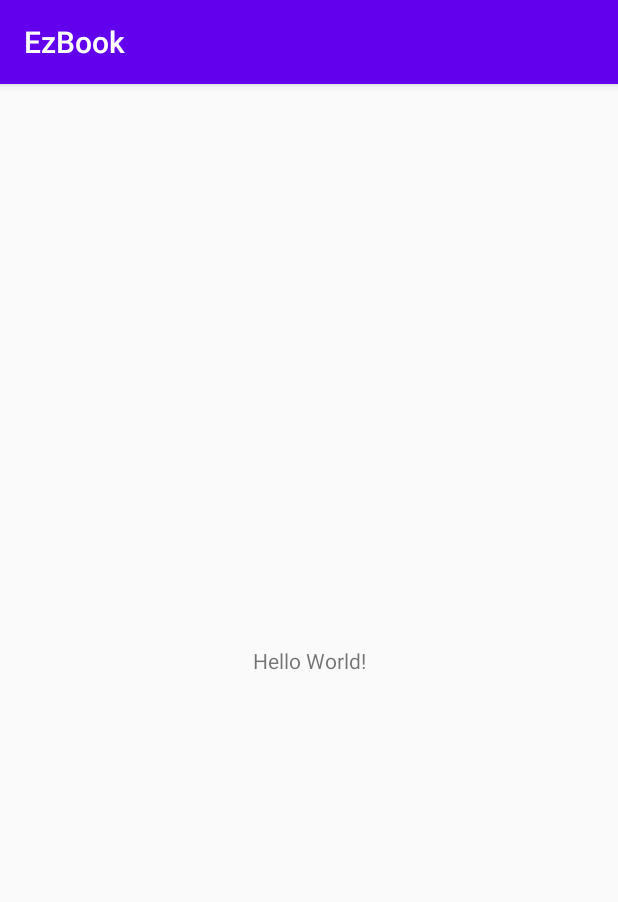
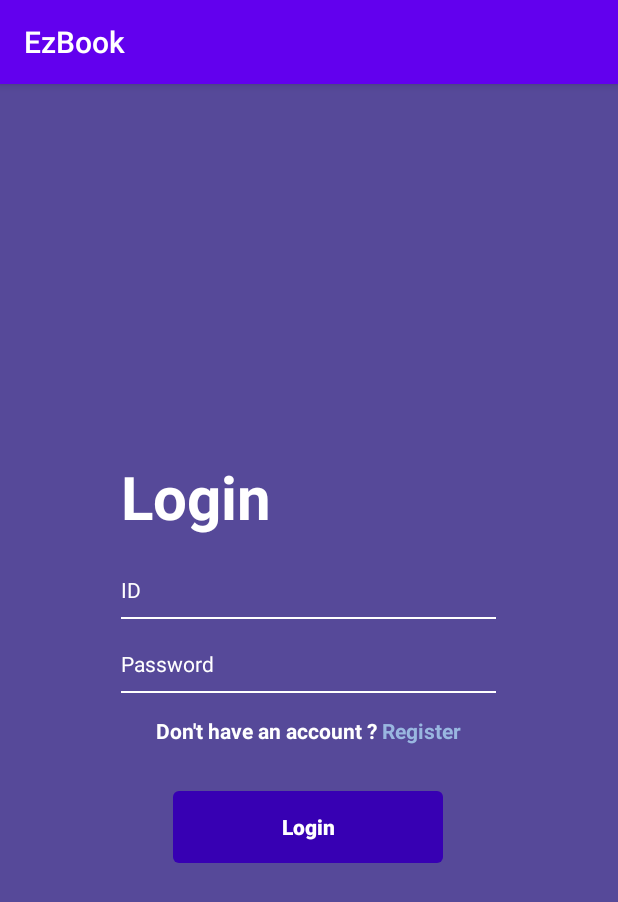
Before and after one commit to sonseungbeom0530/EzBook, an Android app: the screen it shows after launch (MainActivity before the commit, LoginActivity after it), on a phone screen of 412 x 824 dp. Shown: the top 902 px of the screen. Run offline under Robolectric (Android 15) with nearby library versions, the phone set to English and light mode, and no system bars.

Commit message:
Create LoginActivity.java, RegisterActivity.java, activity_register.xml, activity_main.xml, btn_login, edittext_background.xml Create simple login and register page Update colors.xml

```diff
--- /dev/null
+++ b/app/src/main/java/com/example/ezbook/LoginActivity.java
@@ -0,0 +1,56 @@
+package com.example.ezbook;
+
+import androidx.appcompat.app.AppCompatActivity;
+
+import android.content.Intent;
+import android.os.Bundle;
+import android.view.View;
+import android.widget.Button;
+import android.widget.EditText;
+import android.widget.TextView;
+import android.widget.Toast;
+
+public class LoginActivity extends AppCompatActivity {
+
+    EditText etId,etPass;
+    Button btnLogin;
+    TextView tvReg;
+    @Override
+    protected void onCreate(Bundle savedInstanceState) {
+        super.onCreate(savedInstanceState);
+        setContentView(R.layout.activity_login);
+
+        etId=findViewById(R.id.etId);
+        etPass=findViewById(R.id.etPass);
+
+        btnLogin=findViewById(R.id.btnLogin);
+        tvReg=findViewById(R.id.tvReg);
+
+        btnLogin.setOnClickListener(new View.OnClickListener(){
+            @Override
+            public void onClick(View v){
+                String id,pass;
+
+                id=etId.getText().toString();
+                pass=etPass.getText().toString();
+
+                if(id.equals("")){
+                    Toast.makeText(LoginActivity.this,"ID Required",Toast.LENGTH_SHORT).show();
+
+                }else if(pass.equals("")) {
+                    Toast.makeText(LoginActivity.this,"Password Required",Toast.LENGTH_SHORT).show();
+                }else{
+                    //Authentication
+                }
+            }
+        });
+        tvReg.setOnClickListener(new View.OnClickListener() {
+            @Override
+            public void onClick(View v) {
+                Intent i = new Intent(LoginActivity.this,RegisterActivity.class);
+                startActivity(i);
+                finish();
+            }
+        });
+}
+}
--- /dev/null
+++ b/app/src/main/res/drawable/btn_login.xml
@@ -0,0 +1,5 @@
+<?xml version="1.0" encoding="utf-8"?>
+<shape xmlns:android="http://schemas.android.com/apk/res/android">
+    <solid android:color="@color/colorPrimaryDark"/>
+    <corners android:radius="4dp"/>
+</shape>
--- /dev/null
+++ b/app/src/main/res/drawable/edittext_background.xml
@@ -0,0 +1,10 @@
+<?xml version="1.0" encoding="utf-8"?>
+<layer-list xmlns:android="http://schemas.android.com/apk/res/android">
+    <item android:left="-2dp" android:right="-2dp" android:top="-2dp">
+        <shape>
+            <solid android:color="@color/purple"/>
+            <stroke android:color="@color/white" android:width="1dp"/>
+            <padding android:top="10dp" android:bottom="10dp"/>
+        </shape>
+    </item>
+</layer-list>
--- /dev/null
+++ b/app/src/main/res/layout/activity_login.xml
@@ -0,0 +1,92 @@
+<?xml version="1.0" encoding="utf-8"?>
+<RelativeLayout
+    xmlns:android="http://schemas.android.com/apk/res/android"
+    xmlns:app="http://schemas.android.com/apk/res-auto"
+    xmlns:tools="http://schemas.android.com/tools"
+    android:layout_width="match_parent"
+    android:layout_height="match_parent"
+    android:background="@color/purple"
+    android:gravity="center"
+    tools:context=".LoginActivity">
+
+    <LinearLayout
+        android:layout_width="250dp"
+        android:layout_height="wrap_content"
+        android:orientation="vertical">
+
+        <TextView
+            android:layout_width="match_parent"
+            android:layout_height="wrap_content"
+            android:text="Login"
+            android:textSize="40dp"
+            android:layout_marginBottom="15dp"
+            android:textAlignment="textStart"
+            android:textColor="@color/white"
+            android:textStyle="bold"/>
+        <EditText
+            android:id="@+id/etId"
+            android:layout_width="match_parent"
+            android:layout_height="wrap_content"
+            android:textSize="14dp"
+            android:hint="ID"
+            android:background="@drawable/edittext_background"
+            android:textColorHint="@color/white"
+            android:textColor="@color/white"
+            />
+        <EditText
+            android:id="@+id/etPass"
+            android:layout_width="match_parent"
+            android:layout_height="wrap_content"
+            android:layout_marginTop="10dp"
+            android:textSize="14dp"
+            android:hint="Password"
+            android:inputType="textPassword"
+            android:background="@drawable/edittext_background"
+            android:textColor="@color/white"
+            android:textColorHint="@color/white"
+            />
+        <LinearLayout
+            android:layout_width="wrap_content"
+            android:layout_height="wrap_content"
+            android:layout_margin="5dp"
+            android:layout_gravity="center"
+            android:paddingTop="10dp"
+            android:orientation="horizontal">
+            <TextView
+                android:layout_width="match_parent"
+                android:layout_height="wrap_content"
+                android:text="Don't have an account ? "
+                android:textSize="14dp"
+                android:layout_marginBottom="15dp"
+                android:textColor="@color/white"
+                android:textStyle="bold"/>
+
+            <TextView
+                android:id="@+id/tvReg"
+                android:layout_width="match_parent"
+                android:layout_height="wrap_content"
+                android:text="Register"
+                android:textSize="14dp"
+                android:layout_marginBottom="15dp"
+                android:textColor="@color/blue"
+                android:textStyle="bold"/>
+        </LinearLayout>
+
+        <Button
+            android:id="@+id/btnLogin"
+            android:layout_width="180dp"
+            android:layout_height="wrap_content"
+            android:textColor="@color/white"
+            android:background="@drawable/btn_login"
+            android:textSize="14dp"
+            android:text="Login"
+            android:textAllCaps="false"
+            android:layout_gravity="center"
+            android:layout_marginTop="10dp"
+            android:textStyle="bold"
+            android:stateListAnimator="@null"/>
+
+
+
+    </LinearLayout>
+</RelativeLayout>
--- a/app/src/main/res/values/colors.xml
+++ b/app/src/main/res/values/colors.xml
@@ -3,4 +3,8 @@
     <color name="colorPrimary">#6200EE</color>
     <color name="colorPrimaryDark">#3700B3</color>
     <color name="colorAccent">#03DAC5</color>
+    <color name="white">#ffffff</color>
+    <color name="blue">#99b7e0</color>
+    <color name="purple">#564999</color>
+
 </resources>
```
Also changed, not shown: app/src/main/AndroidManifest.xml (+8 -2 lines), app/src/main/java/com/example/ezbook/RegisterActivity.java (added, +59 -0 lines), app/src/main/res/layout/activity_register.xml (added, +101 -0 lines).
